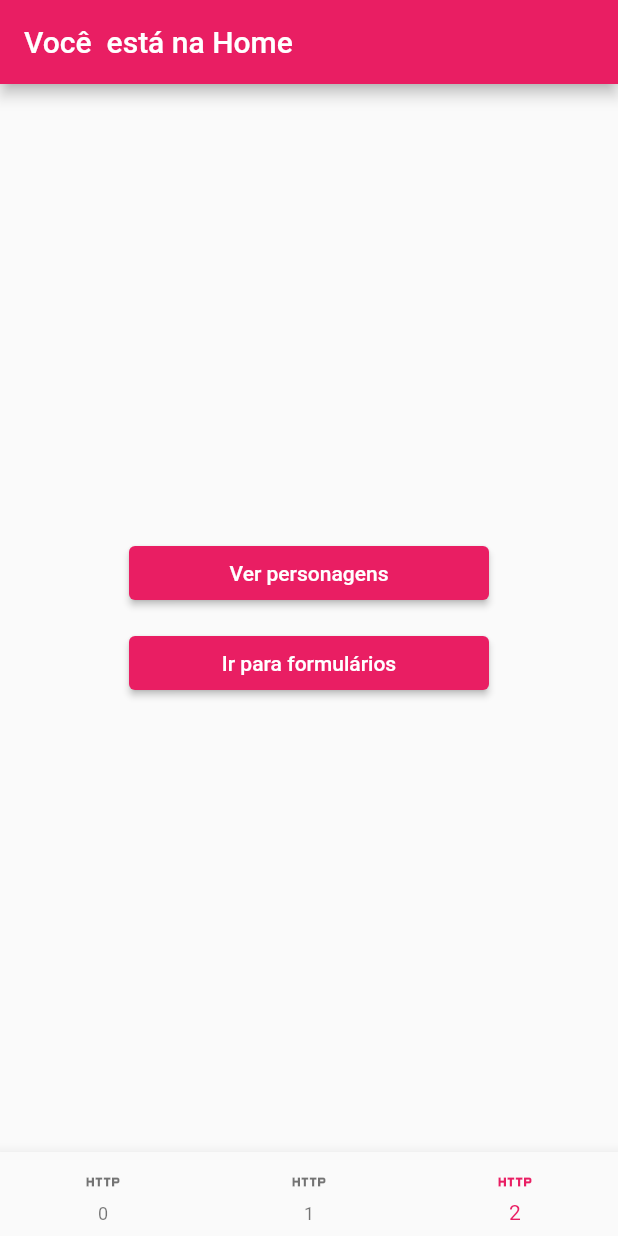
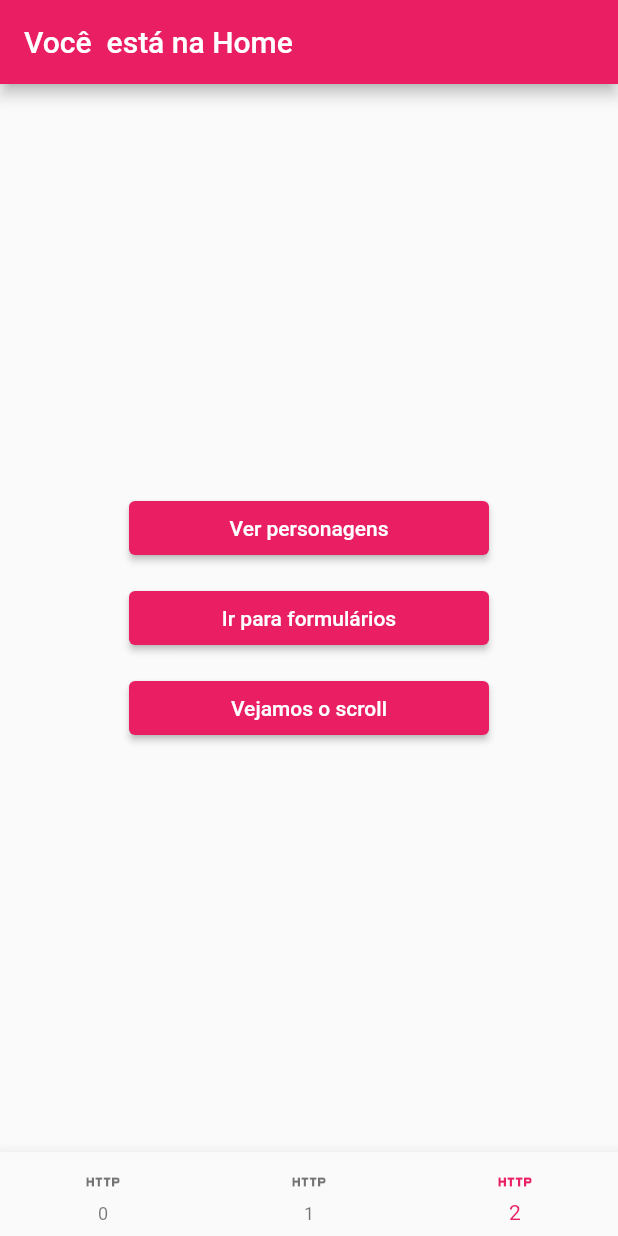
Before and after one commit to Jictyvoo/learning_flutter, a Flutter app: the screen it shows after launch, on a phone screen of 412 x 824 dp. Run offline on Flutter 3.47's test engine with Material 2 defaults, Android fonts, the light colour scheme and no system bars; our stand-ins replace flutter_modular.

Commit message:
:iphone: Add example with `SliverChildList`

```diff
--- a/lib/app/app_module.dart
+++ b/lib/app/app_module.dart
@@ -1,5 +1,6 @@
 import 'package:flutter_modular/flutter_modular.dart';
 import 'package:learning_flutter/app/modules/home/home_page.dart';
+import 'package:learning_flutter/app/modules/home/scroll_with_button_on_bottom.dart';
 import 'package:learning_flutter/app/modules/update/update_module.dart';
 
 import 'modules/characters/views/characters_list_page.dart';
@@ -15,6 +16,10 @@ class AppModule extends Module {
       '/characters',
       child: (_, args) => CharactersListPage(title: args.data),
     ),
+    ChildRoute(
+      '/scroll-bottom',
+      child: (_, args) => ScrollWithButtonOnBottom(),
+    ),
     ModuleRoute('/update', module: UpdateModule()),
   ];
 }
--- a/lib/app/modules/home/home_page.dart
+++ b/lib/app/modules/home/home_page.dart
@@ -35,6 +35,19 @@ class HomePage extends StatelessWidget {
                 child: Text('Ir para formulários'),
               ),
             ),
+            SizedBox(height: 12),
+            SizedBox(
+              width: buttonWidth,
+              child: ElevatedButton(
+                onPressed: () async {
+                  await Modular.to.pushNamed(
+                    '/scroll-bottom',
+                    arguments: 'Olha os Ricks',
+                  );
+                },
+                child: Text('Vejamos o scroll'),
+              ),
+            ),
           ],
         ),
       ),
@@ -42,7 +55,7 @@ class HomePage extends StatelessWidget {
         currentIndex: 2,
         items: [
           for (var index = 0; index < 3; index++)
-            BottomNavigationBarItem(icon: Icon(Icons.http),label: '$index'),
+            BottomNavigationBarItem(icon: Icon(Icons.http), label: '$index'),
         ],
       ),
     );
--- a/lib/app/modules/update/domain/datasource/credentials_datasource_http.dart
+++ b/lib/app/modules/update/domain/datasource/credentials_datasource_http.dart
@@ -10,6 +10,7 @@ class CredentialsDatasourceHttp implements CredentialsDatasourceInterface {
     final response = await http.post(
       Uri.parse('http://10.0.2.2:8000/'),
       body: jsonEncode(requestBody),
+      headers: {'Content-Type': 'application/json'},
     );
     return response.statusCode != 200 ? 'Status Code is not 200' : '';
   }
```
Also changed, not shown: lib/app/modules/home/scroll_with_button_on_bottom.dart (added, +52 -0 lines).
